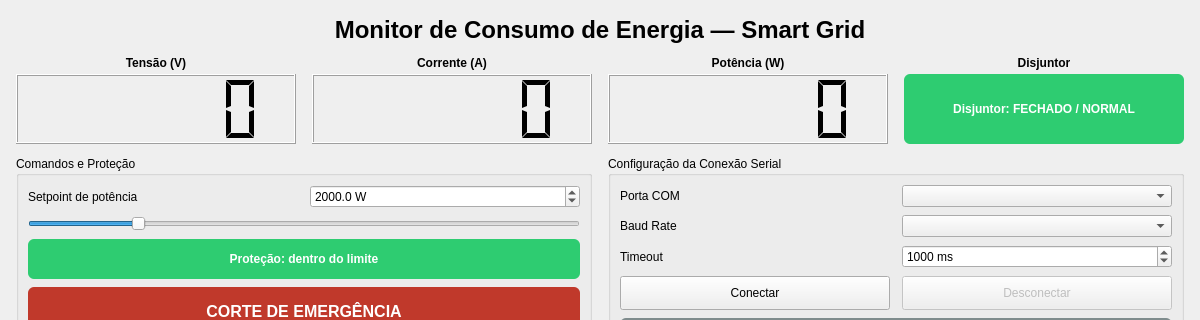
The window that ui/main_window.ui (joaoguaresi/ComputationalAppDev) describes before a commit, drawn with Qt 5; both pictures show x 0 to 1200 and y 0 to 320 of the 1200 by 803 pixel window.
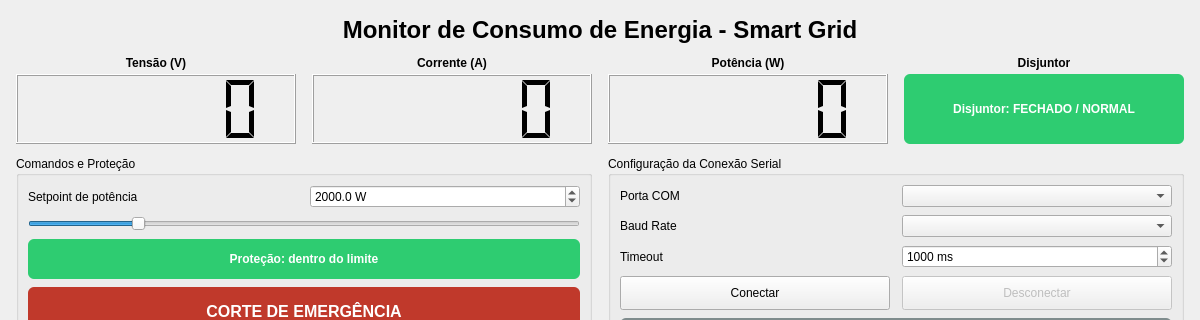
The same window after the commit. Custom widgets are drawn as their Qt base class.

The edit to the form file:
```diff
--- a/ui/main_window.ui
+++ b/ui/main_window.ui
@@ -33,7 +33,7 @@
     <item>
      <widget class="QLabel" name="label_titulo">
       <property name="text">
-       <string>Monitor de Consumo de Energia — Smart Grid</string>
+       <string>Monitor de Consumo de Energia - Smart Grid</string>
       </property>
       <property name="alignment">
        <set>Qt::AlignCenter</set>
```
Left out of the diff: 2 changed lines with no effect on the pictures.
